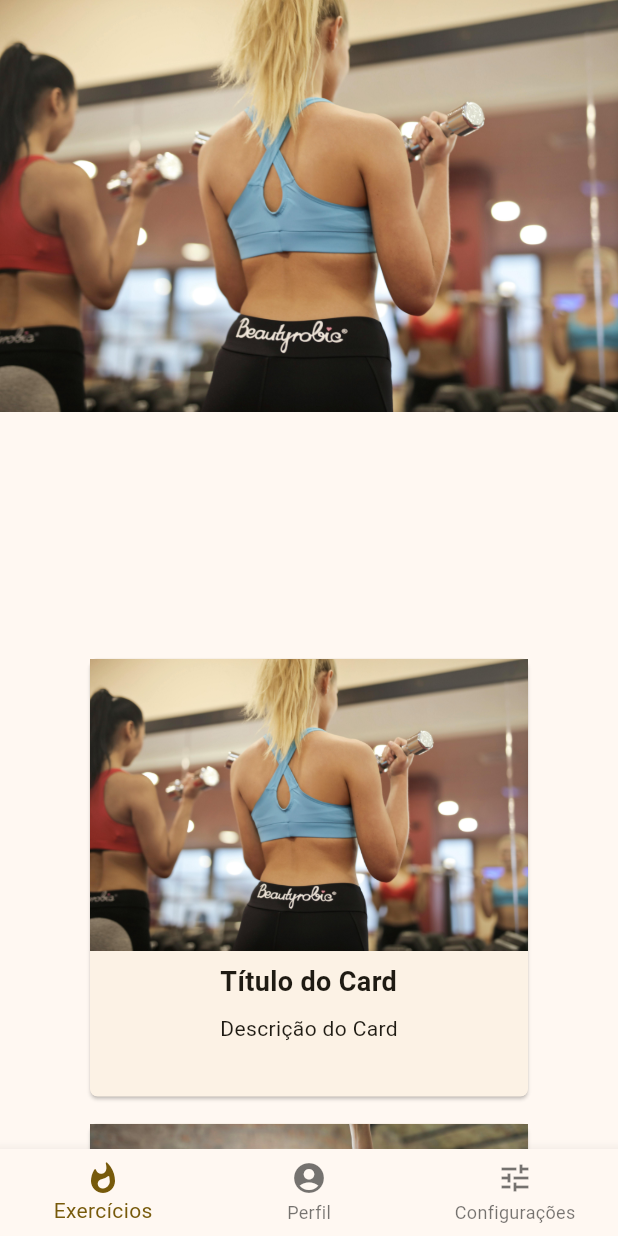
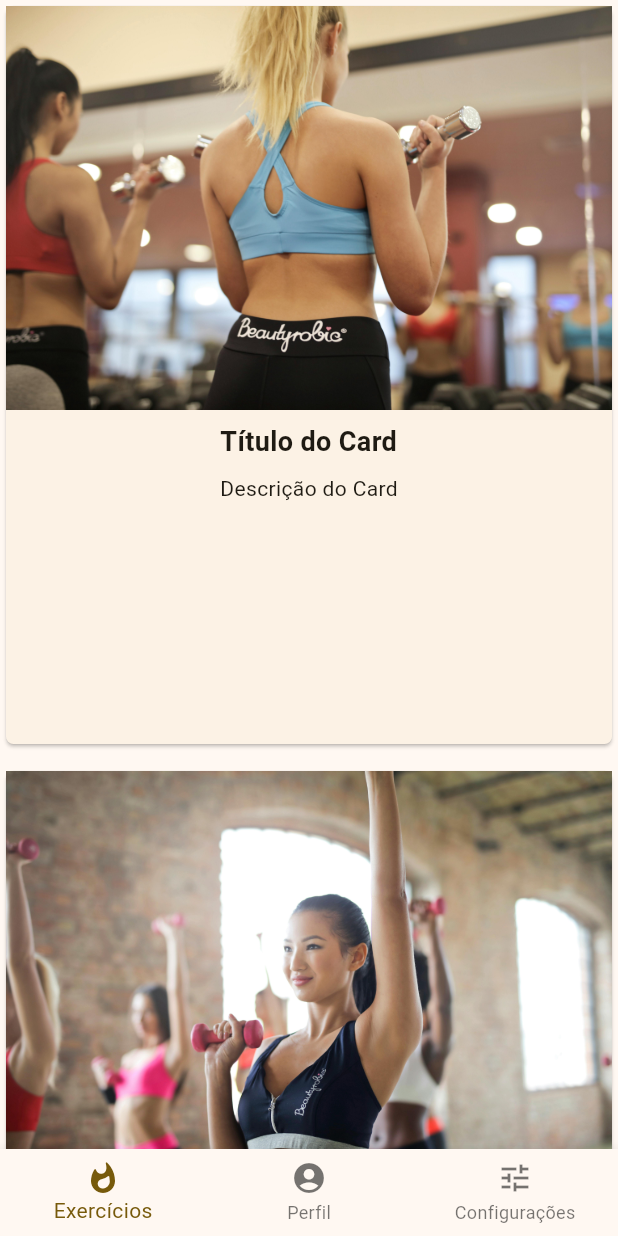
Before and after one commit to guisbz/Gym_App, a Flutter app: the screen it shows after launch, on a phone screen of 412 x 824 dp. Run offline on Flutter 3.47's test engine with Material 3 defaults, Android fonts, the phone set to English and light mode, and no system bars; drawn by our look-alikes of carousel_slider.

Commit message:
Ajuste 4

```diff
--- a/lib/main.dart
+++ b/lib/main.dart
@@ -1,5 +1,6 @@
 import 'package:carousel_slider/carousel_slider.dart';
 import 'package:flutter/material.dart';
+import 'package:flutter/widgets.dart';
 
 import 'models/data.dart' as data;
 import 'models/models.dart';
@@ -95,37 +96,11 @@ class _FeedState extends State<Feed> with SingleTickerProviderStateMixin {
         child: Column(
           crossAxisAlignment: CrossAxisAlignment.stretch,
           children: [
-            CarouselSlider(
-              options: CarouselOptions(
-                height: 425,
-                enableInfiniteScroll: true,
-                aspectRatio: 16 / 9,
-                viewportFraction: 1.0,
-              ),
-              items: [
-                'assets/gym1.jpg',
-                'assets/gym2.jpg',
-              ].map((item) {
-                return Builder(
-                  builder: (BuildContext context) {
-                    return Column(
-                      children: [
-                        Image.asset(
-                          item,
-                          fit: BoxFit.cover,
-                        ),
-                      ],
-                    );
-                  },
-                );
-              }).toList(),
-            ),
-            SizedBox(height: 10),
             SizedBox(
-              height: 300,
+              height: 500,
               child: Center(
                 child: SizedBox(
-                  width: 300,
+                  width: 500,
                   child: Card(
                     shape: RoundedRectangleBorder(
                       borderRadius: BorderRadius.circular(5),
@@ -146,8 +121,6 @@ class _FeedState extends State<Feed> with SingleTickerProviderStateMixin {
                                 style: TextStyle(
                                   fontSize: 18,
                                   fontWeight: FontWeight.bold,
-                                  fontFamily: null
-
                                 ),
                               ),
                               SizedBox(height: 8),
@@ -155,8 +128,6 @@ class _FeedState extends State<Feed> with SingleTickerProviderStateMixin {
                                 'Descrição do Card',
                                 style: TextStyle(
                                   fontSize: 14,
-                                  fontFamily: null
-
                                 ),
                               ),
                             ],
@@ -170,10 +141,10 @@ class _FeedState extends State<Feed> with SingleTickerProviderStateMixin {
             ),
             const SizedBox(height: 10),
             SizedBox(
-              height: 300,
+              height: 500,
               child: Center(
                 child: SizedBox(
-                  width: 300,
+                  width: 500,
                   child: Card(
                     shape: RoundedRectangleBorder(
                       borderRadius: BorderRadius.circular(5),
@@ -194,8 +165,6 @@ class _FeedState extends State<Feed> with SingleTickerProviderStateMixin {
                                 style: TextStyle(
                                   fontSize: 18,
                                   fontWeight: FontWeight.bold,
-                                  fontFamily: null
-
                                 ),
                               ),
                               SizedBox(height: 8),
@@ -203,8 +172,6 @@ class _FeedState extends State<Feed> with SingleTickerProviderStateMixin {
                                 'Descrição do Card',
                                 style: TextStyle(
                                   fontSize: 14,
-                                  fontFamily: null
-
                                 ),
                               ),
                             ],
@@ -218,10 +185,10 @@ class _FeedState extends State<Feed> with SingleTickerProviderStateMixin {
             ),
             const SizedBox(height: 10),
             SizedBox(
-              height: 300,
+              height: 500,
               child: Center(
                 child: SizedBox(
-                  width: 300,
+                  width: 500,
                   child: Card(
                     shape: RoundedRectangleBorder(
                       borderRadius: BorderRadius.circular(5),
```
